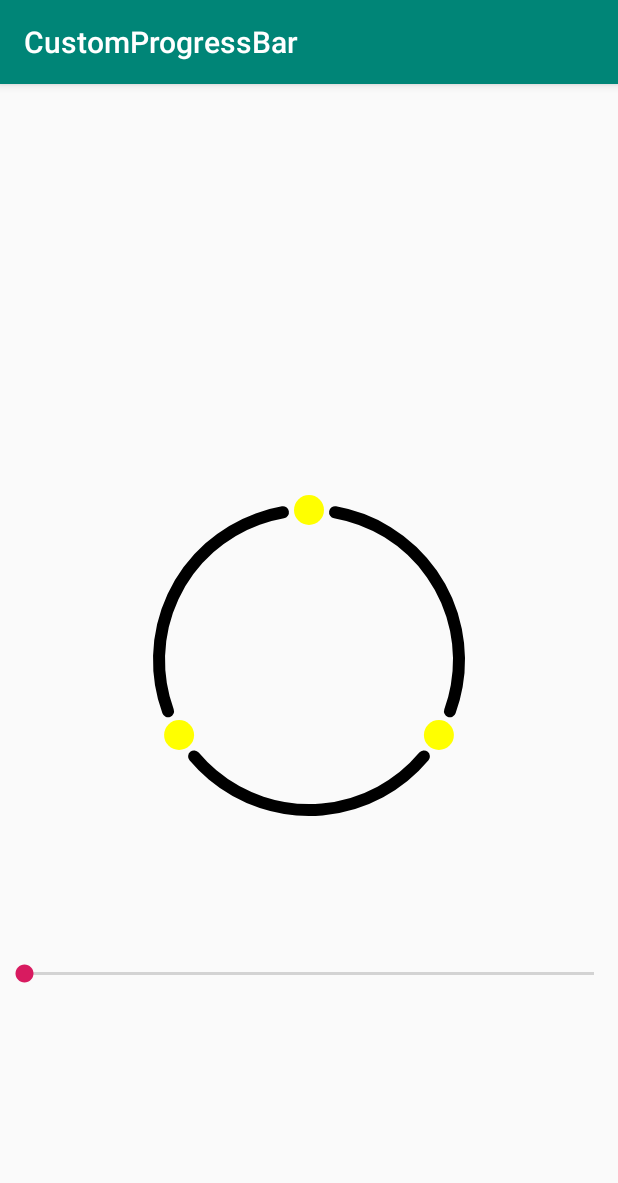
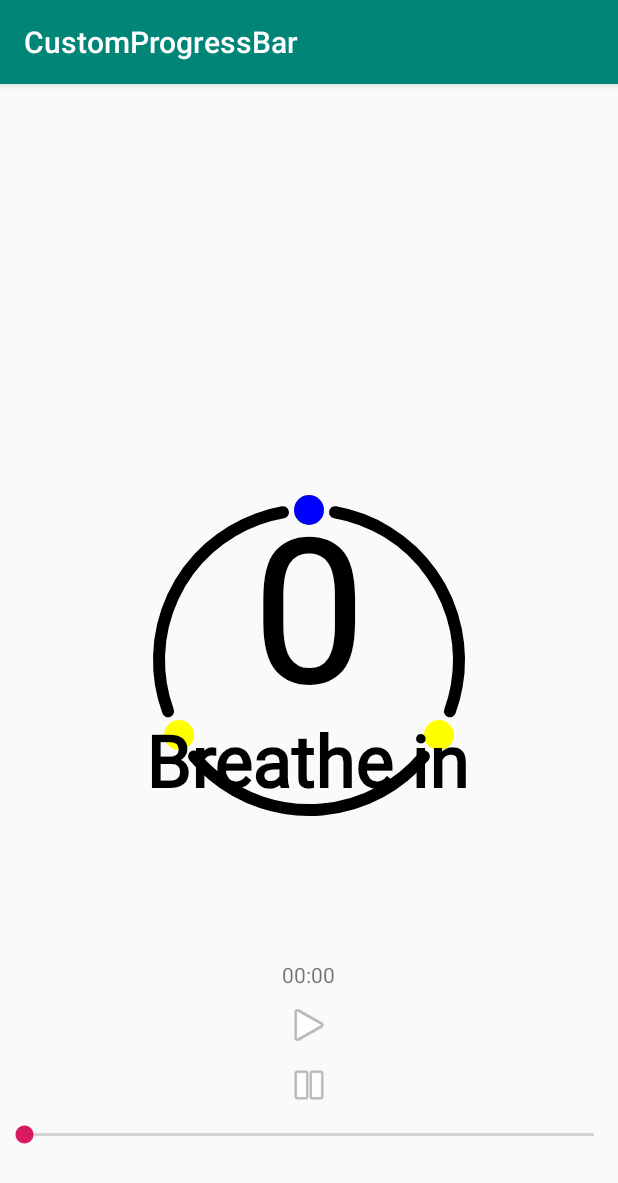
Before and after one commit to AMBE1203/Cirle-Custom-ProgressBar, an Android app: the screen it shows after launch (MainActivity), on a phone screen of 412 x 824 dp. Shown: the top 1183 px of the screen. Run offline under Robolectric (Android 15) with nearby library versions, the phone set to English and light mode, and no system bars.

Commit message:
update text

```diff
--- /dev/null
+++ b/app/src/main/java/com/ambe/customprogressbar/CircleProgressBar.java
@@ -0,0 +1,289 @@
+package com.ambe.customprogressbar;
+
+import android.animation.Animator;
+import android.animation.ValueAnimator;
+import android.content.Context;
+import android.graphics.Bitmap;
+import android.graphics.BitmapFactory;
+import android.graphics.Canvas;
+import android.graphics.Color;
+import android.graphics.Paint;
+import android.graphics.Point;
+import android.graphics.Rect;
+import android.graphics.RectF;
+import android.graphics.drawable.Drawable;
+import android.media.Ringtone;
+import android.media.RingtoneManager;
+import android.net.Uri;
+import android.os.Build;
+import android.support.annotation.Nullable;
+import android.support.v4.content.ContextCompat;
+import android.util.AttributeSet;
+import android.view.View;
+import android.view.animation.LinearInterpolator;
+
+/**
+ * Created by AMBE on 10/6/2018 at 8:31 AM.
+ */
+public class CircleProgressBar extends View {
+
+    private Paint mCircleYellow;
+    private Paint mCircleBlue;
+    private Paint mAcrRoundBlack;
+    private Paint mAcrRoundBlue;
+    private Paint mCircleThumb;
+
+    private float mCenterX;
+    private float mCenterY;
+    private float mRadius;
+    private RectF mArcBounds = new RectF();
+    private RectF ttt = new RectF();
+    private float mProgress;
+    private Bitmap bitmap;
+    private Paint mTextPaint;
+    private Paint mTextStatusPaint;
+    private final Rect mTextBounds = new Rect();
+    private final Rect mTextStatusBounds = new Rect();
+    private boolean start;
+    private int count;
+
+    public CircleProgressBar(Context context) {
+        super(context, null);
+    }
+
+    public CircleProgressBar(Context context, @Nullable AttributeSet attrs) {
+        super(context, attrs, 0);
+        initPaint();
+        bitmap = getBitmap(R.drawable.bg_thumb);
+        Uri uri = Uri.parse("android.resource://" + getContext().getPackageName() + "/raw/sound");
+        ringtoneSound = RingtoneManager.getRingtone(getContext(), uri);
+        count = 0;
+
+    }
+
+    private Bitmap getBitmap(int drawableRes) {
+        Drawable drawable = getResources().getDrawable(drawableRes);
+        Canvas canvas = new Canvas();
+        Bitmap bitmap = Bitmap.createBitmap(drawable.getIntrinsicWidth(), drawable.getIntrinsicHeight(), Bitmap.Config.ARGB_8888);
+        canvas.setBitmap(bitmap);
+        drawable.setBounds(0, 0, drawable.getIntrinsicWidth(), drawable.getIntrinsicHeight());
+        drawable.draw(canvas);
+
+        return bitmap;
+    }
+
+    private void initPaint() {
+        mCircleYellow = new Paint(Paint.ANTI_ALIAS_FLAG);
+        mCircleYellow.setStyle(Paint.Style.FILL);
+        mCircleYellow.setColor(Color.YELLOW);
+
+        mCircleBlue = new Paint(Paint.ANTI_ALIAS_FLAG);
+        mCircleBlue.setStyle(Paint.Style.FILL);
+        mCircleBlue.setColor(Color.BLUE);
+
+
+        mCircleThumb = new Paint(Paint.ANTI_ALIAS_FLAG);
+        mCircleThumb.setStyle(Paint.Style.STROKE);
+        mCircleThumb.setStrokeWidth(8 * getResources().getDisplayMetrics().density);
+        mCircleThumb.setStrokeCap(Paint.Cap.ROUND);
+        mCircleThumb.setColor(Color.BLACK);
+
+        mAcrRoundBlack = new Paint(Paint.ANTI_ALIAS_FLAG);
+        mAcrRoundBlack.setStyle(Paint.Style.STROKE);
+        mAcrRoundBlack.setStrokeWidth(8 * getResources().getDisplayMetrics().density);
+        mAcrRoundBlack.setStrokeCap(Paint.Cap.ROUND);
+        mAcrRoundBlack.setColor(Color.BLACK);
+
+        mAcrRoundBlue = new Paint(Paint.ANTI_ALIAS_FLAG);
+        mAcrRoundBlue.setStyle(Paint.Style.STROKE);
+        mAcrRoundBlue.setStrokeWidth(8 * getResources().getDisplayMetrics().density);
+        mAcrRoundBlue.setStrokeCap(Paint.Cap.ROUND);
+        mAcrRoundBlue.setColor(Color.BLUE);
+
+        mAcrRoundBlue = new Paint(Paint.ANTI_ALIAS_FLAG);
+        mAcrRoundBlue.setStyle(Paint.Style.STROKE);
+        mAcrRoundBlue.setStrokeWidth(8 * getResources().getDisplayMetrics().density);
+        mAcrRoundBlue.setStrokeCap(Paint.Cap.ROUND);
+        mAcrRoundBlue.setColor(Color.BLUE);
+
+        mTextPaint = new Paint();
+        mTextPaint.setAntiAlias(true);
+        mTextPaint.setTextSize(200);
+        mTextPaint.setStyle(Paint.Style.FILL_AND_STROKE);
+        mTextPaint.setColor(ContextCompat.getColor(getContext(), android.R.color.black));
+        mTextPaint.setStrokeWidth(2);
+
+        mTextStatusPaint = new Paint();
+        mTextStatusPaint.setAntiAlias(true);
+        mTextStatusPaint.setTextSize(72);
+        mTextStatusPaint.setStyle(Paint.Style.FILL_AND_STROKE);
+        mTextStatusPaint.setColor(ContextCompat.getColor(getContext(), android.R.color.black));
+        mTextStatusPaint.setStrokeWidth(2);
+    }
+
+    @Override
+    protected void onMeasure(int widthMeasureSpec, int heightMeasureSpec) {
+        super.onMeasure(widthMeasureSpec, heightMeasureSpec);
+        int w = MeasureSpec.getSize(widthMeasureSpec);
+        int h = MeasureSpec.getSize(heightMeasureSpec);
+
+        int size = Math.min(w, h);
+        setMeasuredDimension(size, size);
+    }
+
+    @Override
+    protected void onSizeChanged(int w, int h, int oldw, int oldh) {
+        mCenterX = w / 2f;
+        mCenterY = h / 2f;
+        mRadius = Math.min(w, h) / 2f;
+
+    }
+
+    public void setProgress(int progress) {
+        mProgress = progress;
+        invalidate();
+        requestLayout();
+    }
+
+    private Ringtone ringtoneSound;
+
+    @Override
+    protected void onDraw(Canvas canvas) {
+        super.onDraw(canvas);
+        float mCircleRadius = mRadius / 20;
+        float width = getWidth() / 2.0f;
+        float height = getWidth() / 2.0f;
+        float left = (getWidth() - width) / 2.0f;
+        float top = (getHeight() - height) / 2.0f;
+        mArcBounds.set(left, top, left + width, top + height);
+        canvas.drawCircle(mCenterX, mCenterY - width / 2.0f, mCircleRadius, mCircleYellow);
+        canvas.drawCircle((float) (mCenterX + (width / 4.0f) * Math.sqrt(3)), (mCenterY + width / 4.0f), mCircleRadius, mCircleYellow);
+        canvas.drawCircle((float) (mCenterX - (width / 4.0f) * Math.sqrt(3)), (mCenterY + width / 4.0f), mCircleRadius, mCircleYellow);
+
+        canvas.drawArc(mArcBounds, 40f, 100f, false, mAcrRoundBlack);
+        canvas.drawArc(mArcBounds, 160f, 100f, false, mAcrRoundBlack);
+        canvas.drawArc(mArcBounds, 280f, 100f, false, mAcrRoundBlack);
+        if (0 <= mProgress && mProgress <= 33) {
+            canvas.drawArc(mArcBounds, 280f, (mProgress * 3), false, mAcrRoundBlue);
+            canvas.drawCircle(mCenterX, mCenterY - width / 2.0f, mCircleRadius, mCircleBlue);
+
+        } else if (34 <= mProgress && mProgress <= 66) {
+            canvas.drawArc(mArcBounds, 40f, (mProgress - 33) * 3, false, mAcrRoundBlue);
+            canvas.drawArc(mArcBounds, 280f, 100f, false, mAcrRoundBlue);
+            canvas.drawCircle((float) (mCenterX + (width / 4.0f) * Math.sqrt(3)), (mCenterY + width / 4.0f), mCircleRadius, mCircleBlue);
+
+        } else {
+            canvas.drawArc(mArcBounds, 160f, (mProgress - 67) * 3, false, mAcrRoundBlue);
+            canvas.drawArc(mArcBounds, 40f, 100f, false, mAcrRoundBlue);
+            canvas.drawArc(mArcBounds, 280f, 100f, false, mAcrRoundBlue);
+            canvas.drawCircle((float) (mCenterX - (width / 4.0f) * Math.sqrt(3)), (mCenterY + width / 4.0f), mCircleRadius, mCircleBlue);
+            canvas.drawCircle((float) (mCenterX + (width / 4.0f) * Math.sqrt(3)), (mCenterY + width / 4.0f), mCircleRadius, mCircleBlue);
+        }
+        if (mProgress >= 100) {
+            canvas.drawCircle(mCenterX, mCenterY - width / 2.0f, mCircleRadius, mCircleBlue);
+
+            if (ringtoneSound != null) {
+                ringtoneSound.play();
+            }
+        }
+
+        drawTextCentred(canvas);
+
+    }
+
+    public void drawTextCentred(Canvas canvas) {
+        if (mProgress >= 100) {
+            ++count;
+
+        }
+        String text = count + "";
+        mTextPaint.getTextBounds(text, 0, text.length(), mTextBounds);
+
+        String str = "";
+        if (0 <= mProgress && mProgress <= 33) {
+            str += "Breathe in";
+
+        } else if (34 <= mProgress && mProgress <= 66) {
+            str += "Hold";
+
+        } else {
+            str += "Expiratory";
+        }
+        mTextStatusPaint.getTextBounds(str, 0, str.length(), mTextStatusBounds);
+        canvas.drawText(text, mCenterX - mTextBounds.exactCenterX(), mCenterY - mTextBounds.exactCenterY() - 50, mTextPaint);
+        canvas.drawText(str, mCenterX - mTextStatusBounds.exactCenterX(), mCenterY - mTextStatusBounds.exactCenterY() + 100, mTextStatusPaint);
+    }
+
+    public CircleProgressBar(Context context, @Nullable AttributeSet attrs, int defStyleAttr) {
+        super(context, attrs, defStyleAttr);
+    }
+
+    public void setStart(boolean start) {
+        this.start = start;
+        if (start) {
+            animateArch();
+        }
+    }
+
+    @Override
+    protected void onAttachedToWindow() {
+        super.onAttachedToWindow();
+
+        if (start) {
+            animateArch();
+        }
+    }
+
+    private void animateArch() {
+
+
+        final ValueAnimator frontEndExtend = ValueAnimator.ofFloat(0, 100);
+        frontEndExtend.setDuration(50);
+        frontEndExtend.setInterpolator(new LinearInterpolator());
+        frontEndExtend.addUpdateListener(new ValueAnimator.AnimatorUpdateListener() {
+            @Override
+            public void onAnimationUpdate(ValueAnimator animation) {
+                mProgress += 0.5;
+                if (mProgress > 100) {
+                    mProgress = 0;
+                }
+                invalidate();
+            }
+        });
+        if (start) {
+            frontEndExtend.start();
+        } else {
+            if (Build.VERSION.SDK_INT >= Build.VERSION_CODES.KITKAT) {
+                frontEndExtend.pause();
+
+            }
+        }
+        frontEndExtend.addListener(new Animator.AnimatorListener() {
+            @Override
+            public void onAnimationStart(Animator animator) {
+
+            }
+
+            @Override
+            public void onAnimationEnd(Animator animator) {
+                animateArch();
+            }
+
+            @Override
+            public void onAnimationCancel(Animator animator) {
+
+            }
+
+            @Override
+            public void onAnimationRepeat(Animator animator) {
+
+            }
+        });
+    }
+
+    @Override
+    protected void onDetachedFromWindow() {
+        super.onDetachedFromWindow();
+    }
+
+}
--- a/app/src/main/java/com/ambe/customprogressbar/MainActivity.java
+++ b/app/src/main/java/com/ambe/customprogressbar/MainActivity.java
@@ -1,15 +1,26 @@
 package com.ambe.customprogressbar;
 
+import android.media.MediaPlayer;
+import android.media.Ringtone;
+import android.media.RingtoneManager;
+import android.net.Uri;
+import android.os.CountDownTimer;
 import android.support.v7.app.AppCompatActivity;
 import android.os.Bundle;
+import android.util.Log;
+import android.view.View;
+import android.widget.ImageView;
 import android.widget.SeekBar;
 import android.widget.TextView;
 
 public class MainActivity extends AppCompatActivity {
 
-    private MyCustomView smileView;
+    private CircleProgressBar smileView;
     private SeekBar seekBar;
-    private TextView txtView;
+    private TextView txtView, txtStatus, textTimeCountDown, textDays;
+    private MediaPlayer mediaPlayer;
+    private ImageView imgPlay;
+    private ImageView imgPause;
 
 
     @Override
@@ -19,12 +30,48 @@ public class MainActivity extends AppCompatActivity {
         smileView = findViewById(R.id.m_progress);
         seekBar = findViewById(R.id.seek_bar);
         txtView = findViewById(R.id.txtxtxtxtx);
+        txtStatus = findViewById(R.id.status);
+        imgPlay = findViewById(R.id.img_play);
+        imgPause = findViewById(R.id.img_pause);
+        textDays = findViewById(R.id.textDays);
+        textTimeCountDown = findViewById(R.id.textTimeCountDown);
+
+        imgPlay.setOnClickListener(new View.OnClickListener() {
+            @Override
+            public void onClick(View v) {
+                smileView.setStart(true);
+            }
+        });
+
+        imgPause.setOnClickListener(new View.OnClickListener() {
+            @Override
+            public void onClick(View v) {
+                           smileView.setStart(false);
+         //       showDays(4081729);
+
+            }
+        });
         seekBar.setOnSeekBarChangeListener(new SeekBar.OnSeekBarChangeListener() {
             @Override
             public void onProgressChanged(SeekBar seekBar, int progress, boolean fromUser) {
 
                 smileView.setProgress(progress);
                 txtView.setText(progress + "");
+                if (0 <= progress && progress <= 33) {
+                    txtStatus.setText("Hit vao");
+                } else if (34 <= progress && progress <= 66) {
+                    txtStatus.setText("Giu");
+                } else {
+                    txtStatus.setText("tho ra");
+                }
+                if (progress == 33) {
+                    Uri ringtoneUri = RingtoneManager.getDefaultUri(RingtoneManager.TYPE_RINGTONE);
+                    Ringtone ringtoneSound = RingtoneManager.getRingtone(getApplicationContext(), ringtoneUri);
+
+                    if (ringtoneSound != null) {
+                        // ringtoneSound.play();
+                    }
+                }
 
             }
 
@@ -39,4 +86,31 @@ public class MainActivity extends AppCompatActivity {
             }
         });
     }
+
+    CountDownTimer countDownTimer;
+
+    public void showDays(long n) {
+        countDownTimer = new CountDownTimer((n * 1000), 1000) {
+            public void onTick(long millisUntilFinished) {
+                Log.e("AMBE1203", "on tick: " + millisUntilFinished);
+                int seconds = (int) millisUntilFinished / 1000;
+                int day = seconds / (24 * 3600);
+                textDays.setText(day + " days");
+                seconds = seconds % (24 * 3600);
+                int hour = seconds / 3600;
+                seconds %= 3600;
+                int minutes = seconds / 60;
+                seconds %= 60;
+                int lastSeconds = seconds;
+                textTimeCountDown.setText(hour + ":" + minutes + ":" + lastSeconds);
+            }
+
+            public void onFinish() {
+                Log.e("AMBE1203", "on onFinish: ");
+                textDays.setText("0");
+                textTimeCountDown.setText("0");
+            }
+        };
+        countDownTimer.start();
+    }
 }
--- a/app/src/main/java/com/ambe/customprogressbar/MyCustomView.java
+++ /dev/null
@@ -1,130 +0,0 @@
-package com.ambe.customprogressbar;
-
-import android.content.Context;
-import android.graphics.Canvas;
-import android.graphics.Color;
-import android.graphics.Paint;
-import android.graphics.RectF;
-import android.support.annotation.Nullable;
-import android.util.AttributeSet;
-import android.view.View;
-
-/**
- * Created by AMBE on 10/6/2018 at 8:31 AM.
- */
-public class MyCustomView extends View {
-
-    private Paint mCircleYellow;
-    private Paint mCircleBlue;
-    private Paint mAcrRoundBlack;
-    private Paint mAcrRoundBlue;
-
-    private float mCenterX;
-    private float mCenterY;
-    private float mRadius;
-    private RectF mArcBounds = new RectF();
-    private int mProgress;
-
-
-    public MyCustomView(Context context) {
-        super(context, null);
-    }
-
-    public MyCustomView(Context context, @Nullable AttributeSet attrs) {
-        super(context, attrs, 0);
-        initPaint();
-    }
-
-    private void initPaint() {
-        mCircleYellow = new Paint(Paint.ANTI_ALIAS_FLAG);
-        mCircleYellow.setStyle(Paint.Style.FILL);
-        mCircleYellow.setColor(Color.YELLOW);
-
-        mCircleBlue = new Paint(Paint.ANTI_ALIAS_FLAG);
-        mCircleBlue.setStyle(Paint.Style.FILL);
-        mCircleBlue.setColor(Color.BLUE);
-
-        mAcrRoundBlack = new Paint(Paint.ANTI_ALIAS_FLAG);
-        mAcrRoundBlack.setStyle(Paint.Style.STROKE);
-        mAcrRoundBlack.setStrokeWidth(8 * getResources().getDisplayMetrics().density);
-        mAcrRoundBlack.setStrokeCap(Paint.Cap.ROUND);
-        mAcrRoundBlack.setColor(Color.BLACK);
-
-        mAcrRoundBlue = new Paint(Paint.ANTI_ALIAS_FLAG);
-        mAcrRoundBlue.setStyle(Paint.Style.STROKE);
-        mAcrRoundBlue.setStrokeWidth(8 * getResources().getDisplayMetrics().density);
-        mAcrRoundBlue.setStrokeCap(Paint.Cap.ROUND);
-        mAcrRoundBlue.setColor(Color.BLUE);
-    }
-
-    @Override
-    protected void onMeasure(int widthMeasureSpec, int heightMeasureSpec) {
-        super.onMeasure(widthMeasureSpec, heightMeasureSpec);
-        int w = MeasureSpec.getSize(widthMeasureSpec);
-        int h = MeasureSpec.getSize(heightMeasureSpec);
-
-        int size = Math.min(w, h);
-        setMeasuredDimension(size, size);
-    }
-
-    @Override
-    protected void onSizeChanged(int w, int h, int oldw, int oldh) {
-        mCenterX = w / 2f;
-        mCenterY = h / 2f;
-        mRadius = Math.min(w, h) / 2f;
-
-    }
-
-    public void setProgress(int progress) {
-        mProgress = progress;
-        invalidate();
-        requestLayout();
-    }
-
-    @Override
-    protected void onDraw(Canvas canvas) {
-        super.onDraw(canvas);
-        float eyeRadius = mRadius / 20;
-        float width = getWidth() / 2.0f;
-        float height = getWidth() / 2.0f;
-        float left = (getWidth() - width) / 2.0f;
-        float top = (getHeight() - height) / 2.0f;
-        mArcBounds.set(left, top, left + width, top + height);
-        canvas.drawCircle(mCenterX, mCenterY - width / 2.0f, eyeRadius, mCircleYellow);
-        canvas.drawCircle((float) (mCenterX + (width / 4.0f) * Math.sqrt(3)), (mCenterY + width / 4.0f), eyeRadius, mCircleYellow);
-        canvas.drawCircle((float) (mCenterX - (width / 4.0f) * Math.sqrt(3)), (mCenterY + width / 4.0f), eyeRadius, mCircleYellow);
-
-
-        canvas.drawArc(mArcBounds, 40f, 100f, false, mAcrRoundBlack);
-        canvas.drawArc(mArcBounds, 160f, 100f, false, mAcrRoundBlack);
-        canvas.drawArc(mArcBounds, 280f, 100f, false, mAcrRoundBlack);
-        if (0 <= mProgress && mProgress <= 33) {
-            canvas.drawArc(mArcBounds, 280f, (mProgress * 3), false, mAcrRoundBlue);
-
-        } else if (34 <= mProgress && mProgress <= 66) {
-            canvas.drawArc(mArcBounds, 40f, (mProgress - 33) * 3, false, mAcrRoundBlue);
-            canvas.drawArc(mArcBounds, 280f, 100f, false, mAcrRoundBlue);
-            canvas.drawCircle((float) (mCenterX + (width / 4.0f) * Math.sqrt(3)), (mCenterY + width / 4.0f), eyeRadius, mCircleBlue);
-
-
-        } else {
-            canvas.drawArc(mArcBounds, 160f, (mProgress - 67) * 3, false, mAcrRoundBlue);
-            canvas.drawArc(mArcBounds, 40f, 100f, false, mAcrRoundBlue);
-            canvas.drawArc(mArcBounds, 280f, 100f, false, mAcrRoundBlue);
-            canvas.drawCircle((float) (mCenterX - (width / 4.0f) * Math.sqrt(3)), (mCenterY + width / 4.0f), eyeRadius, mCircleBlue);
-            canvas.drawCircle((float) (mCenterX + (width / 4.0f) * Math.sqrt(3)), (mCenterY + width / 4.0f), eyeRadius, mCircleBlue);
-
-        }
-        if (mProgress == 100) {
-            canvas.drawCircle(mCenterX, mCenterY - width / 2.0f, eyeRadius, mCircleBlue);
-
-        }
-
-
-    }
-
-    public MyCustomView(Context context, @Nullable AttributeSet attrs, int defStyleAttr) {
-        super(context, attrs, defStyleAttr);
-    }
-
-}
--- /dev/null
+++ b/app/src/main/res/drawable/bg_thumb.xml
@@ -0,0 +1,11 @@
+<?xml version="1.0" encoding="utf-8"?>
+<shape xmlns:android="http://schemas.android.com/apk/res/android"
+    android:shape="oval">
+    <solid android:color="@color/colorAccent"></solid>
+    <stroke
+        android:width="5dp"
+        android:color="@color/colorPrimary"></stroke>
+    <size
+        android:width="24dp"
+        android:height="24dp"></size>
+</shape>
--- a/app/src/main/res/layout/activity_main.xml
+++ b/app/src/main/res/layout/activity_main.xml
@@ -5,25 +5,99 @@
     android:layout_width="match_parent"
     android:layout_height="match_parent"
     tools:context=".MainActivity">
+    <LinearLayout
+        android:layout_width="match_parent"
+        android:layout_height="wrap_content"
+        android:orientation="vertical"
+        android:layout_alignParentTop="true">
+        <TextView
+            android:id="@+id/textDays"
+            android:layout_width="match_parent"
+            android:layout_height="wrap_content"
+            />
+        <TextView
+            android:id="@+id/textTimeCountDown"
+            android:layout_width="match_parent"
+            android:layout_height="wrap_content"
+            />
+    </LinearLayout>
 
-    <com.ambe.customprogressbar.MyCustomView
+    <com.ambe.customprogressbar.CircleProgressBar
         android:id="@+id/m_progress"
         android:layout_width="400dp"
         android:layout_height="400dp"
         android:layout_centerInParent="true" />
 
+    <LinearLayout
+        android:layout_width="wrap_content"
+        android:layout_height="wrap_content"
+        android:layout_centerInParent="true"
+        android:orientation="vertical">
+
+        <TextView
+            android:id="@+id/count"
+            android:layout_width="wrap_content"
+            android:layout_height="wrap_content"
+            android:layout_gravity="center"
+            android:gravity="center"
+            android:text="1"
+            android:visibility="gone"
+            android:textColor="#000000"
+            android:textSize="24sp" />
+
+        <TextView
+            android:id="@+id/status"
+            android:layout_width="wrap_content"
+            android:layout_height="wrap_content"
+            android:layout_gravity="center"
+            android:gravity="center"
+            android:visibility="gone"
+            android:text="Hit vao"
+            android:textColor="#000000"
+            android:textSize="24sp" />
+    </LinearLayout>
+
+
     <SeekBar
         android:id="@+id/seek_bar"
         android:layout_width="match_parent"
         android:layout_height="wrap_content"
+        android:layout_below="@id/img_pause"
+        android:layout_marginTop="8dp"
+        android:max="100"
+        android:min="0" />
+
+    <ImageView
+        android:id="@+id/img_play"
+        android:layout_width="wrap_content"
+        android:layout_height="wrap_content"
+        android:layout_below="@+id/txt_time"
+        android:layout_centerHorizontal="true"
+        android:layout_marginTop="8dp"
+        android:src="@android:drawable/ic_media_play" />
+
+    <ImageView
+        android:id="@+id/img_pause"
+        android:layout_width="wrap_content"
+        android:layout_height="wrap_content"
+        android:layout_below="@+id/img_play"
+        android:layout_centerHorizontal="true"
+        android:layout_marginTop="8dp"
+        android:src="@android:drawable/ic_media_pause" />
+
+    <TextView
+        android:id="@+id/txt_time"
+        android:layout_width="wrap_content"
+        android:layout_height="wrap_content"
         android:layout_below="@id/m_progress"
-        android:max="100"
-        android:min="0"/>
+        android:layout_centerHorizontal="true"
+        android:text="00:00" />
+
     <TextView
         android:id="@+id/txtxtxtxtx"
         android:layout_width="wrap_content"
         android:layout_height="wrap_content"
         android:layout_centerHorizontal="true"
-        android:textSize="24sp"/>
+        android:textSize="24sp" />
 
 </RelativeLayout>
```
Also changed, not shown: 2 other files.
